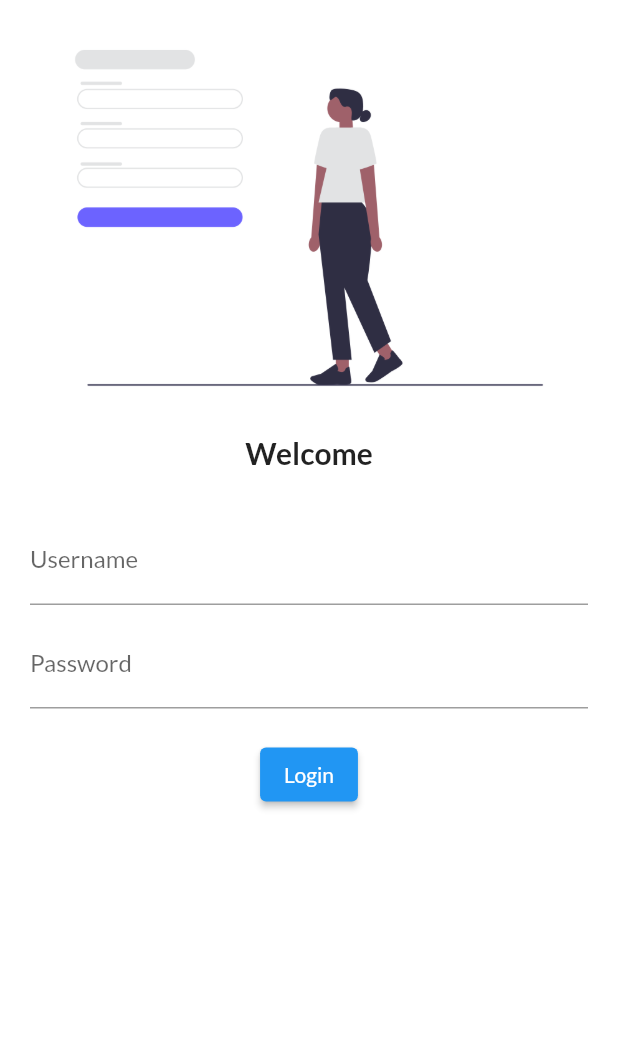
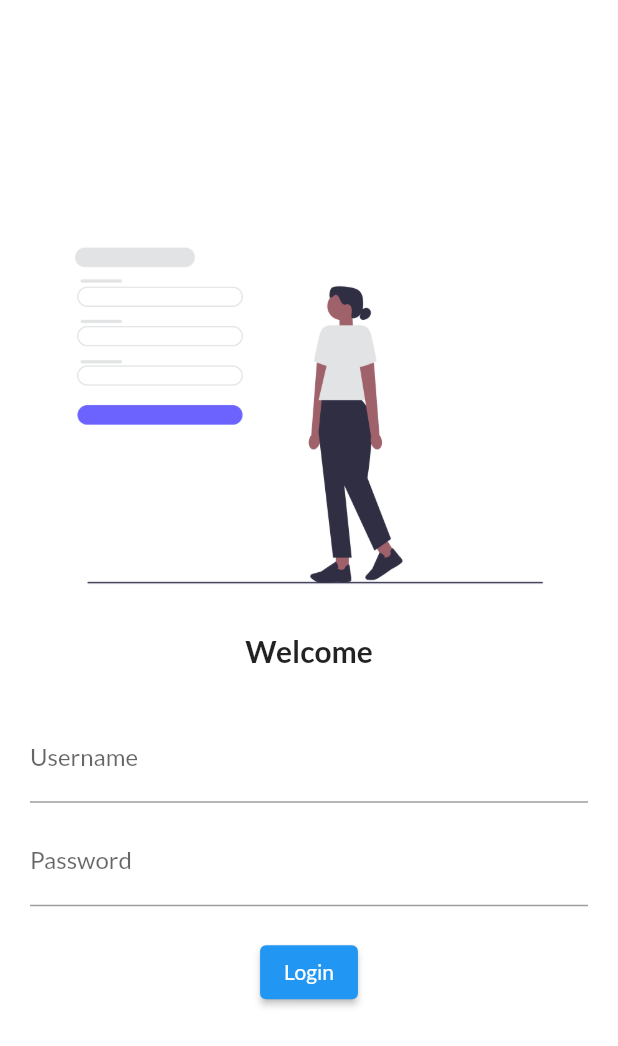
Before and after one commit to Harshkaretiya/flutter_first, a Flutter app: the screen it shows after launch, on a phone screen of 412 x 824 dp. Shown: the top 1046 px of the screen. Run offline on Flutter 3.47's test engine with Material 2 defaults, Android fonts, the phone set to English and light mode, and no system bars; our stand-ins replace google_fonts.

```diff
--- /dev/null
+++ b/lib/Pages/login_page.dart
@@ -0,0 +1,48 @@
+import 'package:flutter/material.dart';
+import 'package:flutter_first/Utils/MyRoutes.dart';
+
+class LoginPage extends StatelessWidget {
+  const LoginPage({super.key});
+
+  @override
+  Widget build(BuildContext context) {
+    return Material(
+      color: Colors.white,
+      child: SafeArea(
+        child: Center(
+          child: SingleChildScrollView(
+            child: Column(
+              children: [
+                const Image(image: AssetImage("assets/images/undraw.png")),
+                const Text("Welcome",
+                    style: TextStyle(fontSize: 20, fontWeight: FontWeight.bold)),
+                const SizedBox(
+                  height: 10,
+                ),
+                Padding(padding: const EdgeInsets.all(20),
+                  child: Column(children: [
+                    TextFormField(
+                      decoration: const InputDecoration(
+                          hintText: "Enter Username", labelText: "Username"),
+                    ),
+                    const SizedBox(height: 10,),
+                    TextFormField(
+                      obscureText: true,
+                      decoration: const InputDecoration(
+                          hintText: "Enter Password", labelText: "Password"),
+                    ),
+                    const SizedBox(
+                      height: 20,
+                    ),
+                    ElevatedButton(onPressed: (){
+                      Navigator.pushNamed(context, MyRoutes.homeRoute);
+                    }, child: const Text("Login"))
+                  ],),)
+              ],
+            ),
+          ),
+        ),
+      ),
+    );
+  }
+}
--- /dev/null
+++ b/lib/Utils/MyRoutes.dart
@@ -0,0 +1,4 @@
+class MyRoutes{
+  static String loginRoute = "/login";
+  static String homeRoute = "/home";
+}
--- a/lib/login_page.dart
+++ /dev/null
@@ -1,45 +0,0 @@
-import 'package:flutter/material.dart';
-
-class LoginPage extends StatelessWidget {
-  const LoginPage({super.key});
-
-  @override
-  Widget build(BuildContext context) {
-    return Material(
-      color: Colors.white,
-      child: SafeArea(
-        child: Center(
-          child: Column(
-            children: [
-              const Image(image: AssetImage("assets/images/undraw.png")),
-              const Text("Welcome",
-                  style: TextStyle(fontSize: 20, fontWeight: FontWeight.bold)),
-              const SizedBox(
-                height: 10,
-              ),
-              Padding(padding: const EdgeInsets.all(20),
-                child: Column(children: [
-                  TextFormField(
-                    decoration: const InputDecoration(
-                        hintText: "Enter Username", labelText: "Username"),
-                  ),
-                  const SizedBox(height: 10,),
-                  TextFormField(
-                    obscureText: true,
-                    decoration: const InputDecoration(
-                        hintText: "Enter Password", labelText: "Password"),
-                  ),
-                  const SizedBox(
-                    height: 20,
-                  ),
-                  ElevatedButton(onPressed: (){
-                    print("done");
-                  }, child: const Text("Login"))
-                ],),)
-            ],
-          ),
-        ),
-      ),
-    );
-  }
-}
--- a/lib/main.dart
+++ b/lib/main.dart
@@ -1,8 +1,9 @@
 import 'package:flutter/material.dart';
-import 'package:flutter_first/login_page.dart';
+import 'package:flutter_first/Pages/login_page.dart';
+import 'package:flutter_first/Utils/MyRoutes.dart';
 import 'package:google_fonts/google_fonts.dart';
 
-import 'home_page.dart';
+import 'Pages/home_page.dart';
 
 void main() {
   runApp(MyApp());
@@ -21,10 +22,11 @@ class MyApp extends StatelessWidget {
       darkTheme: ThemeData(
         brightness: Brightness.dark,
       ),
+      initialRoute: "/",
       routes: {
         "/":(context) => LoginPage(),
-        "/home" : (context) => HomePage(),
-        "/login" : (context) => LoginPage(),
+        MyRoutes.homeRoute : (context) => const HomePage(),
+        MyRoutes.loginRoute : (context) => LoginPage(),
       },
     );
   }
```
Also changed, not shown: lib/Pages/home_page.dart (renamed from lib/home_page.dart).
